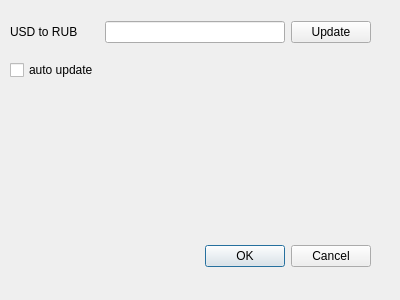
Above: optionsdialog.ui from eboladev/freelance-helper before the change. Below: the same form after it.
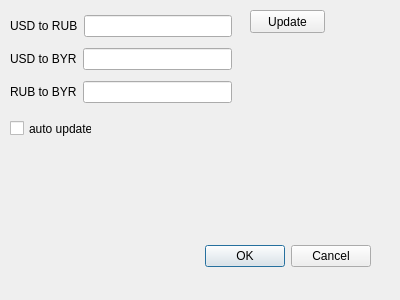
That is the form after the change.

```diff
--- a/optionsdialog.ui
+++ b/optionsdialog.ui
@@ -29,39 +29,83 @@
     <set>QDialogButtonBox::Cancel|QDialogButtonBox::Ok</set>
    </property>
   </widget>
+  <widget class="QCheckBox" name="autoUpdate">
+   <property name="geometry">
+    <rect>
+     <x>10</x>
+     <y>120</y>
+     <width>82</width>
+     <height>17</height>
+    </rect>
+   </property>
+   <property name="text">
+    <string>auto update</string>
+   </property>
+  </widget>
+  <widget class="QPushButton" name="updateCurrency">
+   <property name="geometry">
+    <rect>
+     <x>250</x>
+     <y>10</y>
+     <width>75</width>
+     <height>23</height>
+    </rect>
+   </property>
+   <property name="text">
+    <string>Update</string>
+   </property>
+  </widget>
   <widget class="QWidget" name="gridLayoutWidget">
    <property name="geometry">
     <rect>
      <x>10</x>
      <y>10</y>
-     <width>361</width>
-     <height>81</height>
+     <width>222</width>
+     <height>99</height>
     </rect>
    </property>
    <layout class="QGridLayout" name="gridLayout">
-    <item row="1" column="0">
-     <widget class="QLabel" name="label">
-      <property name="text">
-       <string>USD to RUB</string>
-      </property>
-     </widget>
+    <item row="3" column="1">
+     <layout class="QHBoxLayout" name="horizontalLayout">
+      <item>
+       <widget class="QLabel" name="label_2">
+        <property name="text">
+         <string>USD to BYR</string>
+        </property>
+       </widget>
+      </item>
+      <item>
+       <widget class="QLineEdit" name="usdToByrLabel"/>
+      </item>
+     </layout>
     </item>
-    <item row="1" column="1">
-     <widget class="QLineEdit" name="rateLabel"/>
+    <item row="2" column="1">
+     <layout class="QHBoxLayout" name="horizontalLayout_2">
+      <item>
+       <widget class="QLabel" name="label">
+        <property name="text">
+         <string>USD to RUB</string>
+        </property>
+       </widget>
+      </item>
+      <item>
+       <widget class="QLineEdit" name="usdToRubLabel"/>
+      </item>
+     </layout>
     </item>
-    <item row="1" column="2">
-     <widget class="QPushButton" name="updateCurrency">
-      <property name="text">
-       <string>Update</string>
-      </property>
-     </widget>
-    </item>
-    <item row="2" column="0">
-     <widget class="QCheckBox" name="autoUpdate">
-      <property name="text">
-       <string>auto update</string>
-      </property>
-     </widget>
+    <item row="4" column="1">
+     <layout class="QHBoxLayout" name="horizontalLayout_3">
+      <item>
+       <widget class="QLabel" name="label_3">
+        <property name="text">
+         <string>RUB to BYR</string>
+        </property>
+       </widget>
+      </item>
+      <item>
+       <widget class="QLineEdit" name="RubToByrLabel"/>
+      </item>
+     </layout>
     </item>
    </layout>
   </widget>
```
Left out of the diff: 5 changed lines with no effect on the pictures.
